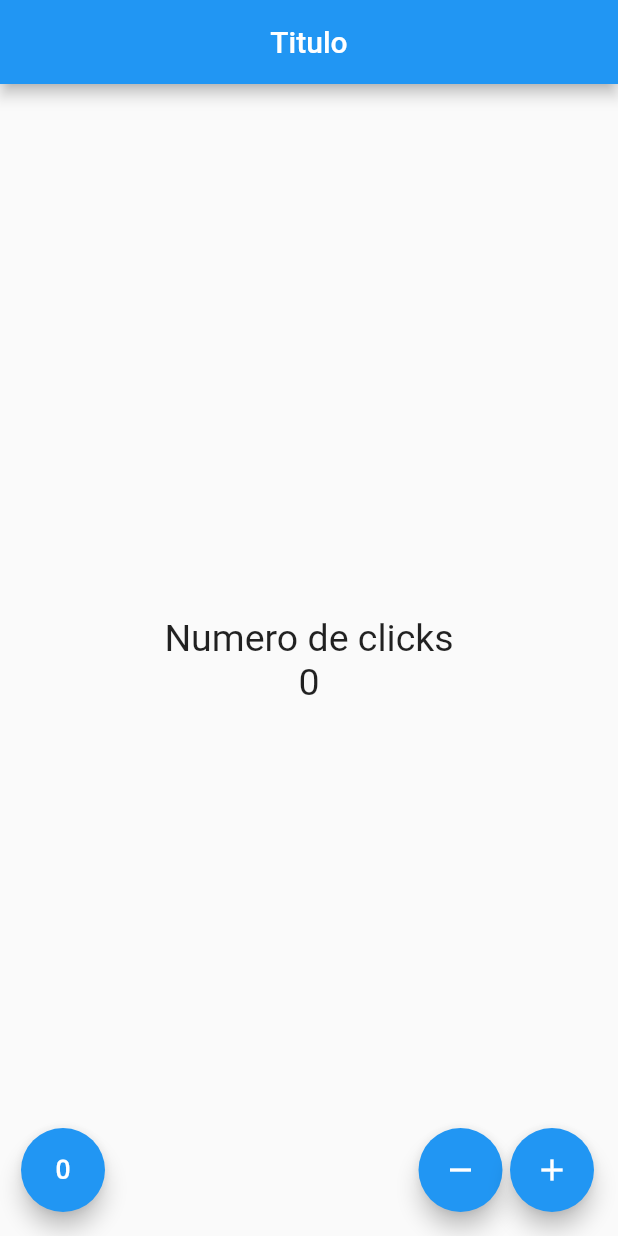
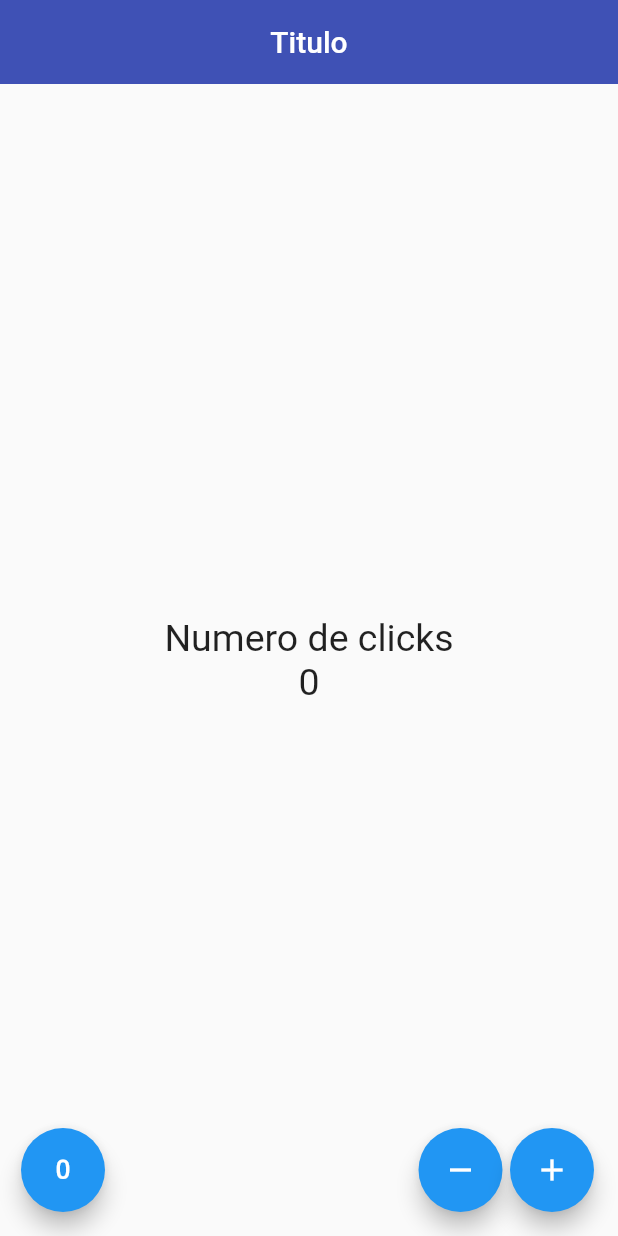
Before and after one commit to danmcode/flutter-projects-course, a Flutter app: the ContadorPage screen opened directly, on a phone screen of 412 x 824 dp. Run offline on Flutter 3.47's test engine with Material 2 defaults, Android fonts, the light colour scheme and no system bars.

Commit message:
Themes y centralizacion de Widgets

```diff
--- a/fl_components/lib/main.dart
+++ b/fl_components/lib/main.dart
@@ -1,4 +1,5 @@
 import 'package:fl_components/router/app_routes.dart';
+import 'package:fl_components/themes/app_theme.dart';
 import 'package:flutter/material.dart';
 
 void main() => runApp(const MyApp());
@@ -14,6 +15,7 @@ class MyApp extends StatelessWidget {
       initialRoute: AppRoutes.initialRoute,
       routes: AppRoutes.getAppRoutes(),
       onGenerateRoute: AppRoutes.onGenerateRoute,
+      theme: AppTheme.lightTeme,
     );
   }
 }
--- a/fl_components/lib/screens/home_screen.dart
+++ b/fl_components/lib/screens/home_screen.dart
@@ -12,7 +12,6 @@ class HomeScreen extends StatelessWidget {
     return Scaffold(
         appBar: AppBar(
           title: const Text('Componentes en Flutter'),
-          elevation: 0,
         ),
         body: ListView.separated(
           itemBuilder: (context, index) => ListTile(
--- a/fl_components/lib/screens/listview2_screen.dart
+++ b/fl_components/lib/screens/listview2_screen.dart
@@ -15,8 +15,6 @@ class ListView2Screen extends StatelessWidget {
     return Scaffold(
       appBar: AppBar(
         title: const Text('Listview Tipo 2'),
-        elevation: 0,
-        backgroundColor: Colors.indigo,
       ),
       body: ListView.separated(
         itemBuilder: (context, index) => ListTile(
--- /dev/null
+++ b/fl_components/lib/themes/app_theme.dart
@@ -0,0 +1,13 @@
+import 'package:flutter/material.dart';
+
+class AppTheme {
+  static const Color primary = Colors.indigo;
+
+  static final ThemeData lightTeme = ThemeData.light().copyWith(
+    primaryColor: primary, // Color primario
+    appBarTheme: const AppBarTheme(
+      color: primary,
+      elevation: 0,
+    ),
+  );
+}
--- /dev/null
+++ b/fl_components/lib/widgets/widgets.dart
@@ -0,0 +1 @@
+export 'package:fl_components/widgets/custom_card_type_1.dart';
```
Also changed, not shown: fl_components/lib/screens/card_screen.dart (+13 -3 lines), fl_components/lib/widgets/custom_card_type_1.dart (added, +27 -0 lines).
